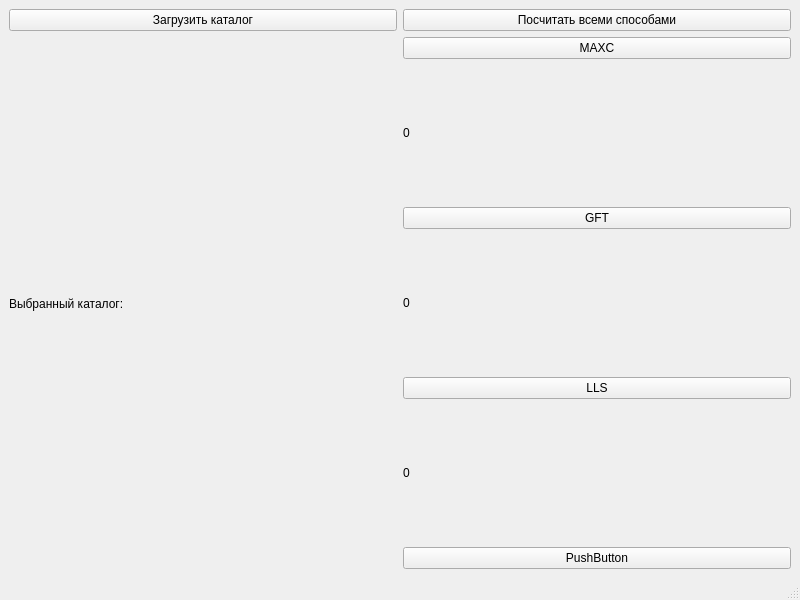
First picture: the form in GUI/predst.ui, repository Piskanaft/Magnitude-of-Completeness, before the edit.
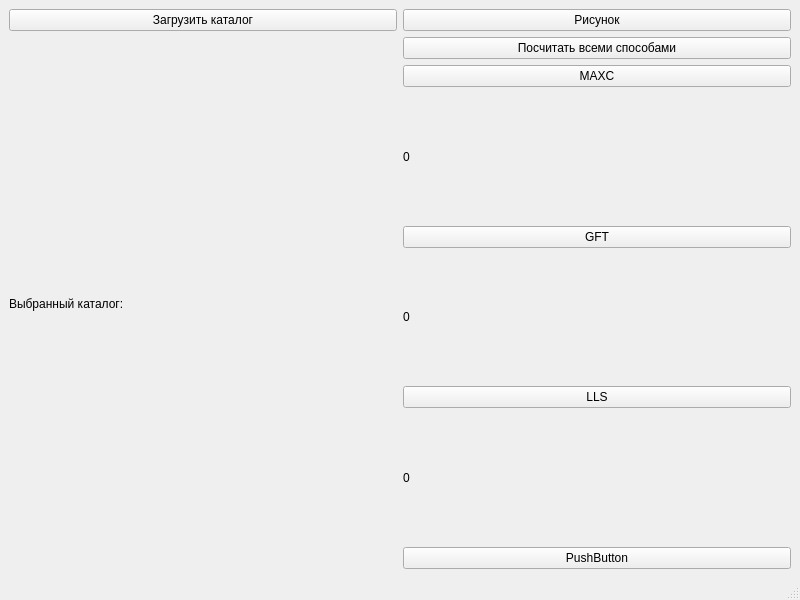
Second picture: the form after the edit.

Commit message: other and all methods, graph, catalog name instead of adress

Diff of the .ui file:
```diff
--- a/GUI/predst.ui
+++ b/GUI/predst.ui
@@ -22,6 +22,13 @@
         <property name="sizeConstraint">
          <enum>QLayout::SetDefaultConstraint</enum>
         </property>
+        <item>
+         <widget class="QPushButton" name="show_graph_button">
+          <property name="text">
+           <string>Рисунок</string>
+          </property>
+         </widget>
+        </item>
         <item>
          <widget class="QPushButton" name="calculate_all_methods_button">
           <property name="text">
```
Left out of the diff: 2 changed lines with no effect on the pictures. The commit also changes 3 other files.
